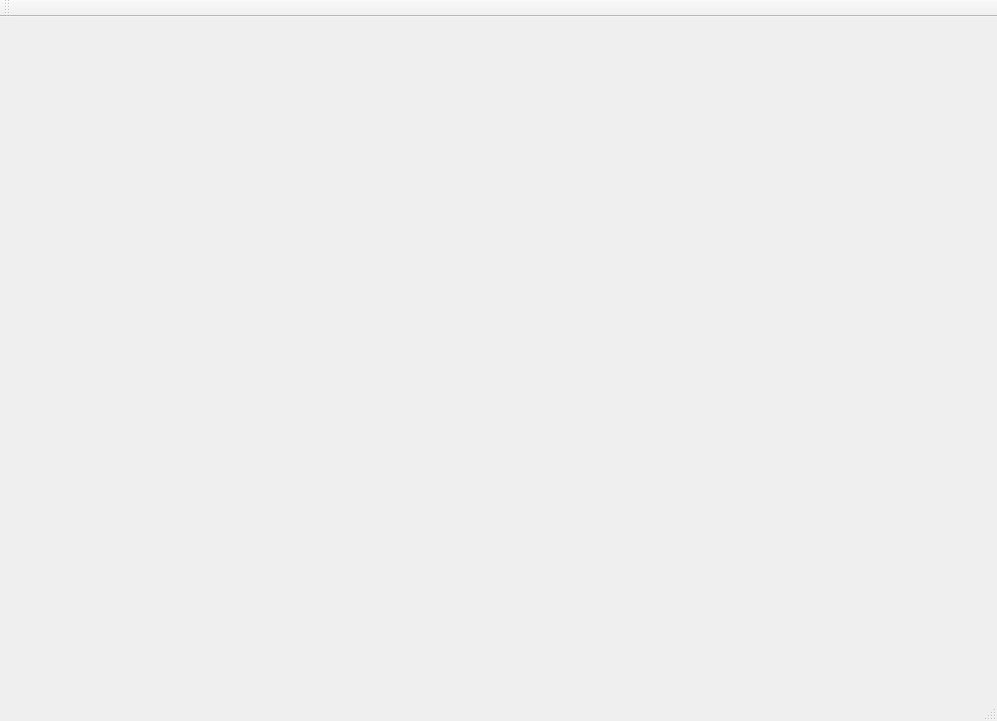
The window that EPAF/mainwindow.ui (EPAFprojet/EPAF_V3) describes before a commit, drawn with Qt 5.
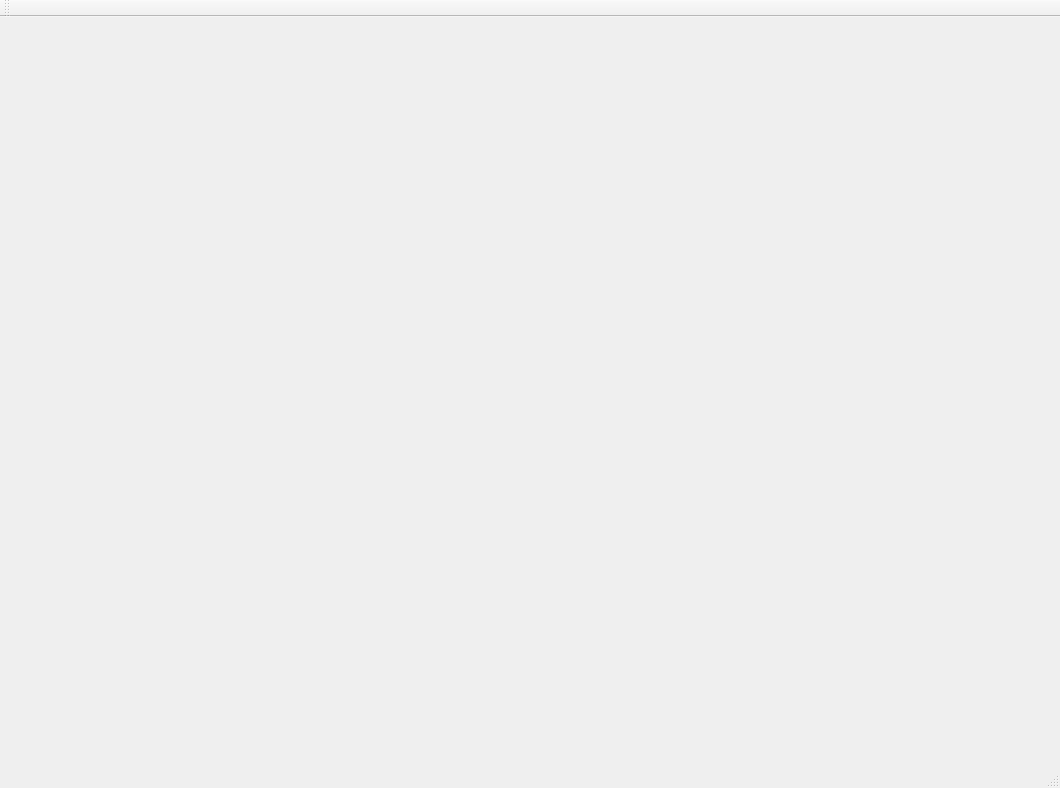
The same window after the commit.

The edit to the form file:
```diff
--- a/EPAF/mainwindow.ui
+++ b/EPAF/mainwindow.ui
@@ -6,8 +6,8 @@
    <rect>
     <x>0</x>
     <y>0</y>
-    <width>997</width>
-    <height>721</height>
+    <width>1060</width>
+    <height>788</height>
    </rect>
   </property>
   <property name="windowTitle">
@@ -19,8 +19,8 @@
      <rect>
       <x>0</x>
       <y>0</y>
-      <width>991</width>
-      <height>661</height>
+      <width>1051</width>
+      <height>731</height>
      </rect>
     </property>
     <widget class="QWidget" name="page"/>
```
Left out of the diff: 2 changed lines with no effect on the pictures.
